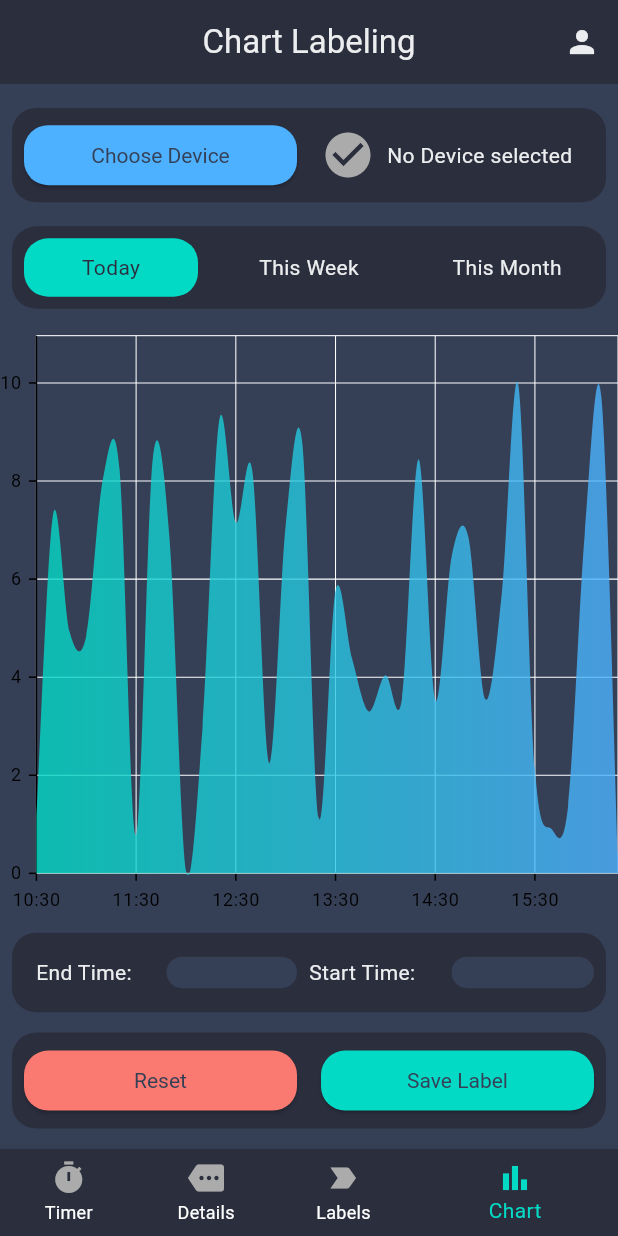
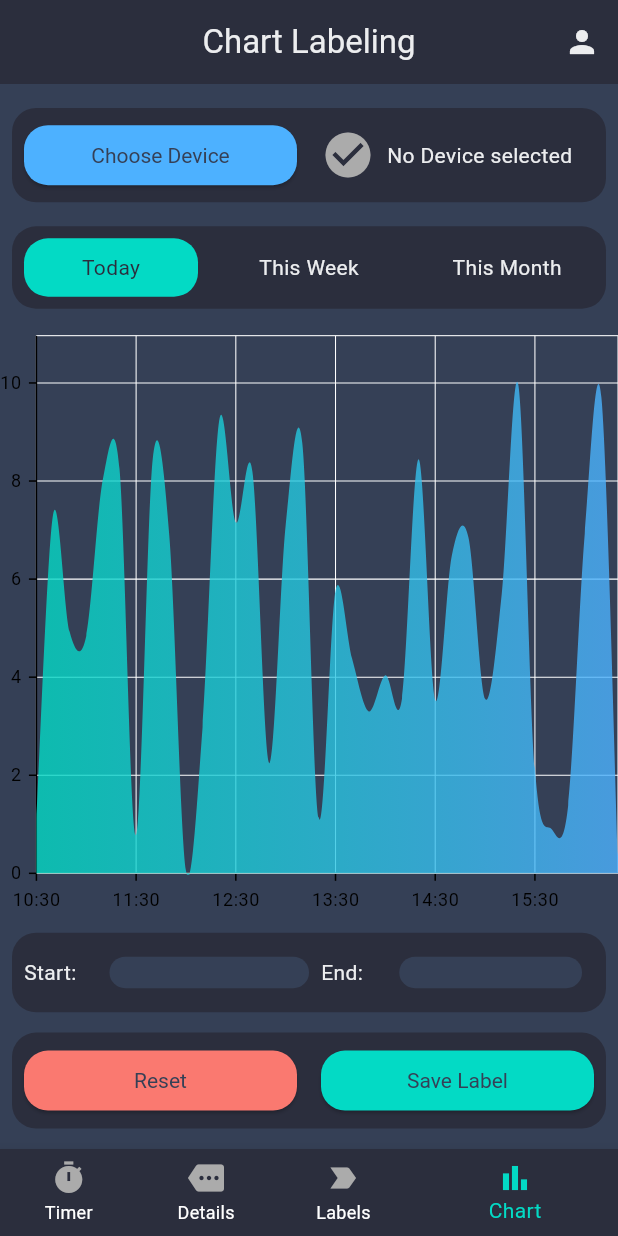
Before and after one commit to Layblar/layblar_app, a Flutter app: the MainScreen screen opened directly, item 4 of the bottom bar chosen, after a tap on "Reset", on a phone screen of 412 x 824 dp. Run offline on Flutter 3.47's test engine with Material 3 defaults, Android fonts, the phone set to English and light mode, and no system bars; our stand-ins replace fl_chart, syncfusion_flutter_charts, syncfusion_flutter_sliders; network calls fail.

Commit message:
textfield adjustments for the chart view

```diff
--- a/lib/screens/ChartScreen.dart
+++ b/lib/screens/ChartScreen.dart
@@ -71,7 +71,10 @@ class _ChartScreenState extends State<ChartScreen> {
   Widget build(BuildContext context) {
 
 
+
     DateTime _dateMin = _dataPoints[0].time;
+
+
     DateTime _dateMax = _dataPoints[_dataPoints.length - 1].time;
     SfRangeValues _dateValues = SfRangeValues(_dateMin, _dateMax);
 
@@ -241,6 +244,12 @@ class _ChartScreenState extends State<ChartScreen> {
                   dateFormat: DateFormat.H(),
                   showTicks: false,
                   showLabels: false,
+                  onChanged: (SfRangeValues values){
+                    setState(() {
+                      startTime = DateFormat('HH:mm').format(values.start);
+                      endTime =  DateFormat('HH:mm').format(values.end);
+                    });
+                  },
                   child: SizedBox(
                     child: SfCartesianChart(
                       margin: EdgeInsets.zero,
@@ -279,16 +288,33 @@ class _ChartScreenState extends State<ChartScreen> {
                   mainAxisAlignment: MainAxisAlignment.spaceBetween,
                     mainAxisSize: MainAxisSize.max,
                   children: [
+
+                     Expanded(
+                      flex: 1,
+                      child: Row(
+                        children: [
+                           const Expanded(flex: 3, child:  Text("Start:")),
+                          Expanded(
+                            flex: 7,
+                            child: Container(
+                              padding: const EdgeInsets.only(left: 10),
+                              decoration:Styles.primaryBackgroundContainerDecoration,
+                              child: Center(
+                                child: Text(startTime)))),
+                        ],
+                      ),
+                    ),
                    Expanded(
                      flex: 1,
                      child: Padding(
                        padding: const EdgeInsets.all(8.0),
                        child: Row(
                             children: [
-                              Expanded(flex: 1, child:  Text("End Time:")),
+                              const Expanded(flex: 3, child:  Text("End:")),
                               Expanded(
-                                flex: 1,
+                                flex: 7,
                                 child: Container(
+                                  padding: const EdgeInsets.only(left: 10),
                                   decoration:Styles.primaryBackgroundContainerDecoration,
                                   child: Center(
                                     child: Text(endTime)))),
@@ -296,20 +322,7 @@ class _ChartScreenState extends State<ChartScreen> {
                           ),
                      ),
                    ),
-                    Expanded(
-                      flex: 1,
-                      child: Row(
-                        children: [
-                           Expanded(flex: 1, child:  Text("Start Time:")),
-                          Expanded(
-                            flex: 1,
-                            child: Container(
-                              decoration:Styles.primaryBackgroundContainerDecoration,
-                              child: Center(
-                                child: Text(startTime)))),
-                        ],
-                      ),
-                    )
+
 
                   ],
                 )
@@ -365,6 +378,7 @@ class _ChartScreenState extends State<ChartScreen> {
       endTime = "";
       selectedStartIndex = null;
       selectedEndIndex = null;
+      selectedDevice = "";
     });
   }
 
```
